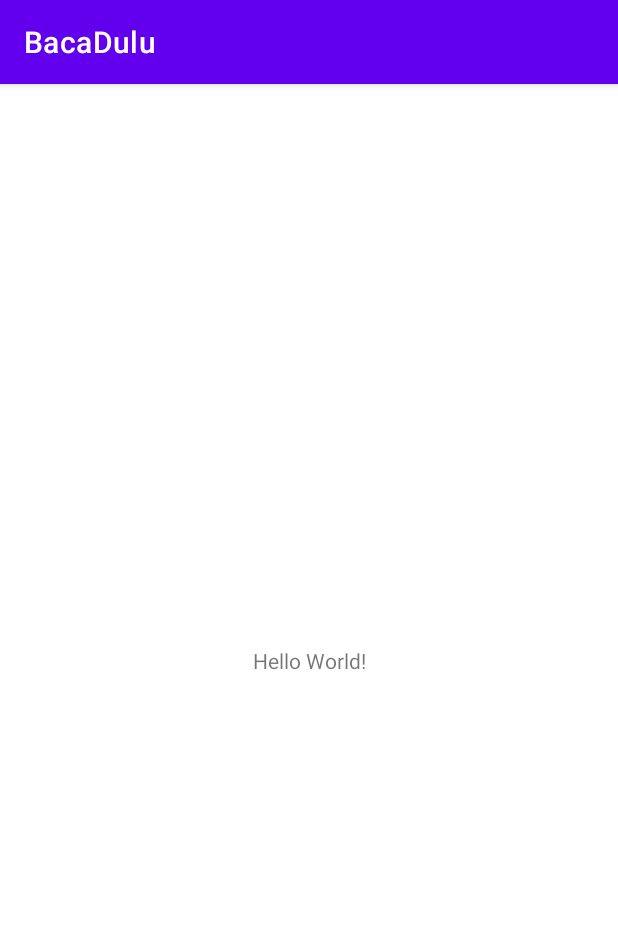
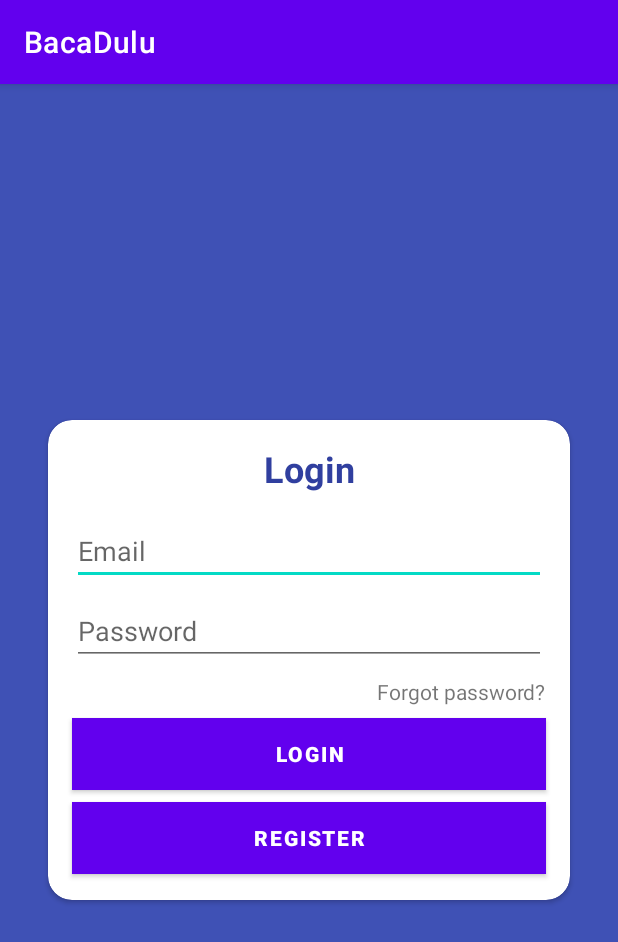
Before and after one commit to Murial/Baca_Dulu, an Android app: the screen it shows after launch (MainActivity before the commit, LoginActivity after it), on a phone screen of 412 x 824 dp. Shown: the top 942 px of the screen. Run offline under Robolectric (Android 15) with nearby library versions, the phone set to English and light mode, and no system bars.

Commit message:
Layout Login Regis
ditambahkan layout login dan regis dan juga navigasi dasarmya.

```diff
--- a/app/build.gradle
+++ b/app/build.gradle
@@ -30,6 +30,9 @@ android {
     kotlinOptions {
         jvmTarget = '1.8'
     }
+    buildFeatures {
+        viewBinding true
+    }
 }
 
 dependencies {
@@ -38,6 +41,7 @@ dependencies {
     implementation 'androidx.appcompat:appcompat:1.4.1'
     implementation 'com.google.android.material:material:1.5.0'
     implementation 'androidx.constraintlayout:constraintlayout:2.1.3'
+    implementation 'androidx.cardview:cardview:1.0.0'
     testImplementation 'junit:junit:4.+'
     androidTestImplementation 'androidx.test.ext:junit:1.1.3'
     androidTestImplementation 'androidx.test.espresso:espresso-core:3.4.0'
--- a/app/src/main/AndroidManifest.xml
+++ b/app/src/main/AndroidManifest.xml
@@ -10,7 +10,10 @@
         android:supportsRtl="true"
         android:theme="@style/Theme.BacaDulu">
         <activity
-            android:name=".MainActivity"
+            android:name=".RegisterActivity"
+            android:exported="false" />
+        <activity
+            android:name=".LoginActivity"
             android:exported="true">
             <intent-filter>
                 <action android:name="android.intent.action.MAIN" />
--- /dev/null
+++ b/app/src/main/java/com/bacadulu/bacaduluapps/LoginActivity.kt
@@ -0,0 +1,21 @@
+package com.bacadulu.bacaduluapps
+
+import android.content.Intent
+import androidx.appcompat.app.AppCompatActivity
+import android.os.Bundle
+import com.bacadulu.bacaduluapps.databinding.ActivityLoginBinding
+
+class LoginActivity : AppCompatActivity() {
+    override fun onCreate(savedInstanceState: Bundle?) {
+        super.onCreate(savedInstanceState)
+        setContentView(R.layout.activity_login)
+        val binding = ActivityLoginBinding.inflate(layoutInflater)
+        setContentView(binding.root)
+
+        binding.btnRegister.setOnClickListener {
+            Intent(this@LoginActivity, RegisterActivity::class.java).also {
+                startActivity(it)
+            }
+        }
+    }
+}
--- a/app/src/main/java/com/bacadulu/bacaduluapps/MainActivity.kt
+++ /dev/null
@@ -1,11 +0,0 @@
-package com.bacadulu.bacaduluapps
-
-import androidx.appcompat.app.AppCompatActivity
-import android.os.Bundle
-
-class MainActivity : AppCompatActivity() {
-    override fun onCreate(savedInstanceState: Bundle?) {
-        super.onCreate(savedInstanceState)
-        setContentView(R.layout.activity_main)
-    }
-}
--- /dev/null
+++ b/app/src/main/res/layout/activity_login.xml
@@ -0,0 +1,103 @@
+<?xml version="1.0" encoding="utf-8"?>
+<androidx.constraintlayout.widget.ConstraintLayout xmlns:android="http://schemas.android.com/apk/res/android"
+    xmlns:app="http://schemas.android.com/apk/res-auto"
+    xmlns:tools="http://schemas.android.com/tools"
+    android:layout_width="match_parent"
+    android:layout_height="match_parent"
+    tools:context=".LoginActivity"
+    android:background="@color/colorPrimary">
+
+    <androidx.cardview.widget.CardView
+        android:id="@+id/cardView"
+        android:layout_width="0dp"
+        android:layout_height="320dp"
+        android:layout_marginStart="32dp"
+        android:layout_marginEnd="32dp"
+        app:cardCornerRadius="16dp"
+        app:layout_constraintBottom_toBottomOf="parent"
+        app:layout_constraintEnd_toEndOf="parent"
+        app:layout_constraintStart_toStartOf="parent"
+        app:layout_constraintTop_toTopOf="parent">
+        <androidx.constraintlayout.widget.ConstraintLayout
+            android:layout_width="match_parent"
+            android:layout_height="match_parent">
+
+            <EditText
+                android:id="@+id/etEmail"
+                android:layout_width="0dp"
+                android:layout_height="wrap_content"
+                android:layout_marginStart="16dp"
+                android:layout_marginTop="16dp"
+                android:layout_marginEnd="16dp"
+                android:ems="10"
+                android:hint="Email"
+                android:inputType="textEmailAddress"
+                android:textColor="@color/colorAccent"
+                app:layout_constraintEnd_toEndOf="parent"
+                app:layout_constraintHorizontal_bias="0.0"
+                app:layout_constraintStart_toStartOf="parent"
+                app:layout_constraintTop_toBottomOf="@+id/textView" />
+
+            <TextView
+                android:id="@+id/textView"
+                android:layout_width="wrap_content"
+                android:layout_height="wrap_content"
+                android:layout_marginTop="16dp"
+                android:text="Login"
+                android:textColor="@color/colorPrimaryDark"
+                android:textSize="24sp"
+                android:textStyle="bold"
+                app:layout_constraintEnd_toEndOf="parent"
+                app:layout_constraintStart_toStartOf="parent"
+                app:layout_constraintTop_toTopOf="parent" />
+
+            <EditText
+                android:id="@+id/etPassword"
+                android:layout_width="0dp"
+                android:layout_height="wrap_content"
+                android:layout_marginTop="8dp"
+                android:ems="10"
+                android:hint="Password"
+                android:inputType="textPassword"
+                app:layout_constraintEnd_toEndOf="@+id/etEmail"
+                app:layout_constraintStart_toStartOf="@+id/etEmail"
+                app:layout_constraintTop_toBottomOf="@+id/etEmail" />
+
+            <TextView
+                android:id="@+id/btnForgotPassword"
+                android:layout_width="wrap_content"
+                android:layout_height="wrap_content"
+                android:layout_marginTop="8dp"
+                android:text="Forgot password?"
+                app:layout_constraintEnd_toEndOf="@+id/etPassword"
+                app:layout_constraintTop_toBottomOf="@+id/etPassword" />
+
+            <Button
+                android:id="@+id/btnLogin"
+                android:layout_width="0dp"
+                android:layout_height="wrap_content"
+                android:layout_marginTop="8dp"
+                android:background="@color/colorAccent"
+                android:text="Login"
+                android:textColor="#FFFFFF"
+                android:textStyle="bold"
+                app:layout_constraintEnd_toEndOf="@+id/etPassword"
+                app:layout_constraintStart_toStartOf="@+id/etPassword"
+                app:layout_constraintTop_toBottomOf="@+id/btnForgotPassword" />
+
+            <Button
+                android:id="@+id/btnRegister"
+                android:layout_width="0dp"
+                android:layout_height="wrap_content"
+                android:layout_marginTop="8dp"
+                android:background="@color/colorPrimaryDark"
+                android:text="REGISTER"
+                android:textColor="#FFFFFF"
+                android:textStyle="bold"
+                app:layout_constraintEnd_toEndOf="@+id/btnLogin"
+                app:layout_constraintStart_toStartOf="@+id/btnLogin"
+                app:layout_constraintTop_toBottomOf="@+id/btnLogin" />
+        </androidx.constraintlayout.widget.ConstraintLayout>
+    </androidx.cardview.widget.CardView>
+
+</androidx.constraintlayout.widget.ConstraintLayout>
--- a/app/src/main/res/layout/activity_main.xml
+++ /dev/null
@@ -1,18 +0,0 @@
-<?xml version="1.0" encoding="utf-8"?>
-<androidx.constraintlayout.widget.ConstraintLayout xmlns:android="http://schemas.android.com/apk/res/android"
-    xmlns:app="http://schemas.android.com/apk/res-auto"
-    xmlns:tools="http://schemas.android.com/tools"
-    android:layout_width="match_parent"
-    android:layout_height="match_parent"
-    tools:context=".MainActivity">
-
-    <TextView
-        android:layout_width="wrap_content"
-        android:layout_height="wrap_content"
-        android:text="Hello World!"
-        app:layout_constraintBottom_toBottomOf="parent"
-        app:layout_constraintLeft_toLeftOf="parent"
-        app:layout_constraintRight_toRightOf="parent"
-        app:layout_constraintTop_toTopOf="parent" />
-
-</androidx.constraintlayout.widget.ConstraintLayout>
--- a/app/src/main/res/values/colors.xml
+++ b/app/src/main/res/values/colors.xml
@@ -7,4 +7,7 @@
     <color name="teal_700">#FF018786</color>
     <color name="black">#FF000000</color>
     <color name="white">#FFFFFFFF</color>
+    <color name="colorAccent">#FF4081</color>
+    <color name="colorPrimary">#3F51B5</color>
+    <color name="colorPrimaryDark">#303F9F</color>
 </resources>
```
Also changed, not shown: app/src/main/java/com/bacadulu/bacaduluapps/RegisterActivity.kt (added, +21 -0 lines), app/src/main/res/layout/activity_register.xml (added, +103 -0 lines), app/src/main/res/values/styles.xml (added, +9 -0 lines).
